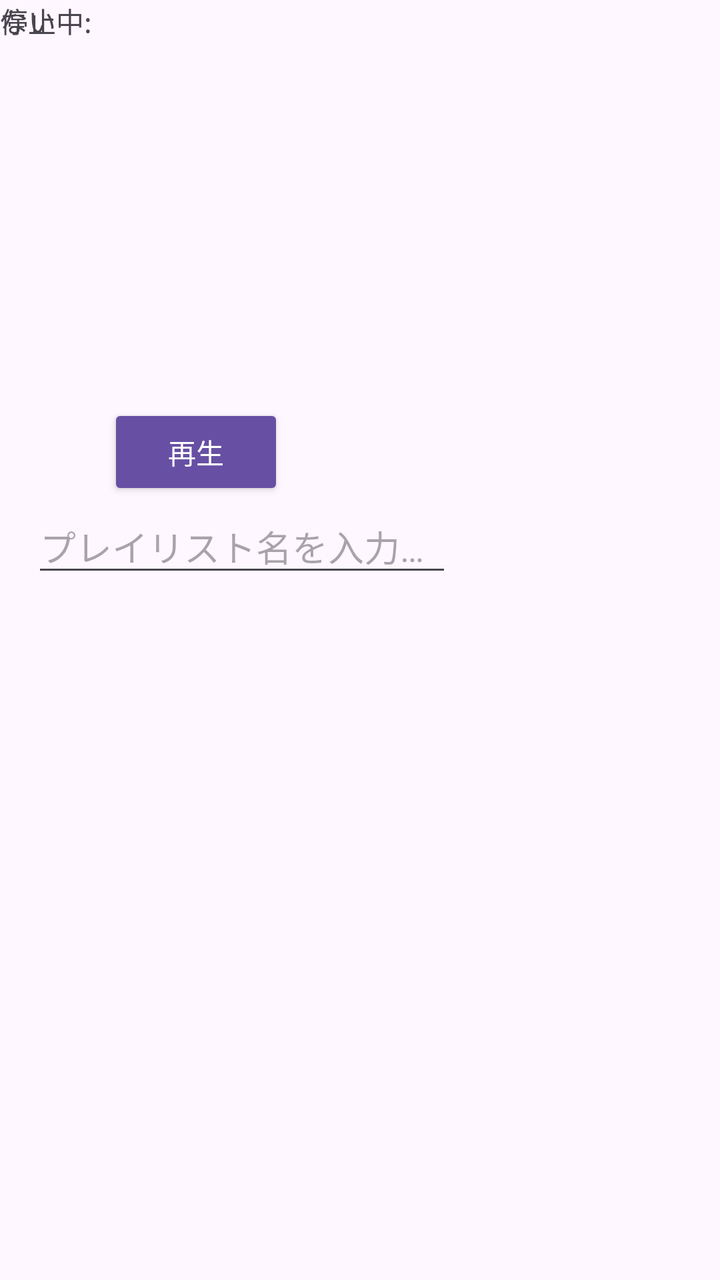
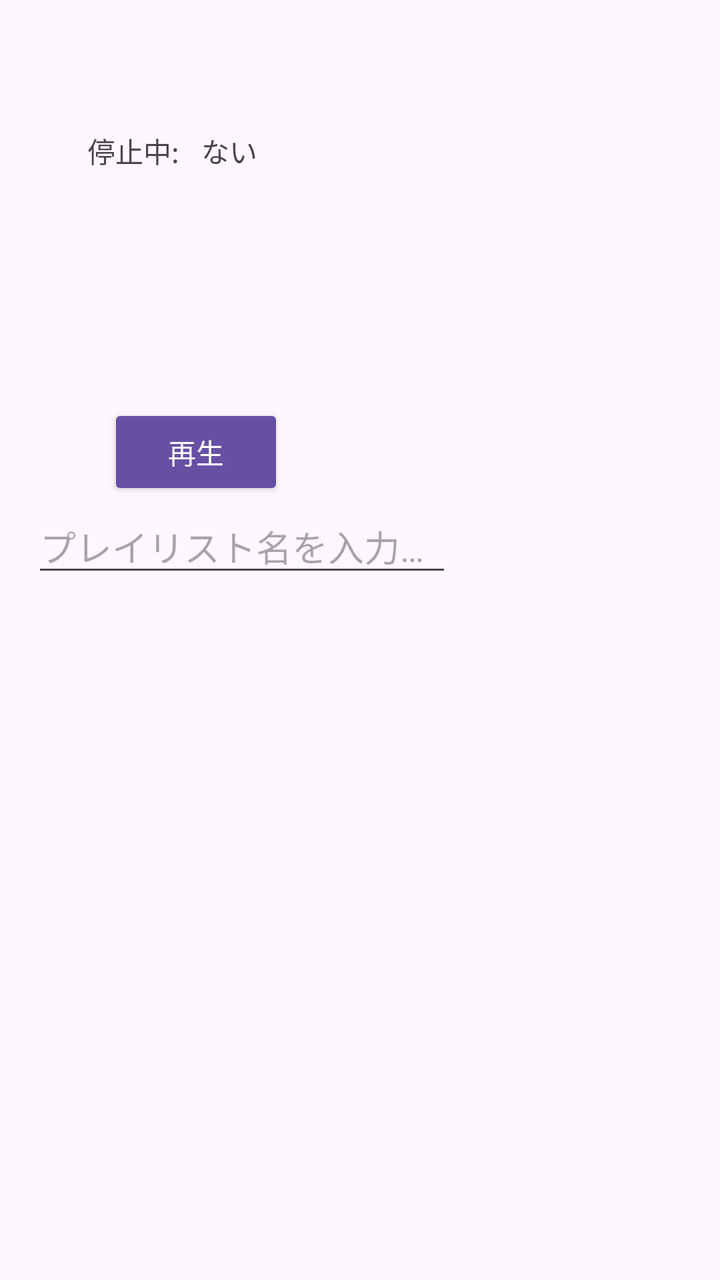

The first picture is an Android layout as it rendered before a commit; the second is the same layout after the commit. The layout source and the unified diff follow.
<!-- AndroidManifest.xml: application theme Theme.MyApplication -->
<!-- res/layout/activity_main.xml -->
<?xml version="1.0" encoding="utf-8"?>
<androidx.constraintlayout.widget.ConstraintLayout xmlns:android="http://schemas.android.com/apk/res/android"
    xmlns:app="http://schemas.android.com/apk/res-auto"
    xmlns:tools="http://schemas.android.com/tools"
    android:id="@+id/main"
    android:layout_width="match_parent"
    android:layout_height="match_parent"
    tools:context=".MainActivity" >

    <Button
        android:id="@+id/button"
        style="@style/Widget.AppCompat.Button"
        android:layout_width="wrap_content"
        android:layout_height="wrap_content"
        android:text="再生"
        app:layout_constraintBottom_toBottomOf="parent"
        app:layout_constraintEnd_toEndOf="parent"
        app:layout_constraintHorizontal_bias="0.199"
        app:layout_constraintStart_toStartOf="parent"
        app:layout_constraintTop_toTopOf="parent"
        app:layout_constraintVertical_bias="0.341" />

    <EditText
        android:id="@+id/editTextText"
        android:layout_width="wrap_content"
        android:layout_height="wrap_content"
        android:layout_marginStart="16dp"
        android:ems="10"
        android:hint="プレイリスト名を入力…"
        android:inputType="text"
        app:layout_constraintStart_toStartOf="parent"
        app:layout_constraintTop_toBottomOf="@+id/button" />

    <TextView
        android:id="@+id/textView"
        android:layout_width="wrap_content"
        android:layout_height="wrap_content"
        android:text="停止中:"
        tools:layout_editor_absoluteX="35dp"
        tools:layout_editor_absoluteY="75dp" />

    <TextView
        android:id="@+id/textView2"
        android:layout_width="159dp"
        android:layout_height="26dp"
        android:text="ない"
        tools:layout_editor_absoluteX="94dp"
        tools:layout_editor_absoluteY="75dp" />
</androidx.constraintlayout.widget.ConstraintLayout>
<!-- resources referenced by this layout -->
<resources>
  <style name="Theme.MyApplication" parent="Base.Theme.MyApplication" />
  <style name="Base.Theme.MyApplication" parent="Theme.Material3.DayNight.NoActionBar">
          
          
      </style>
</resources>

<!-- the commit's change to res/layout/activity_main.xml (unified diff, before → after) -->
@@ -36,14 +36,21 @@
         android:layout_width="wrap_content"
         android:layout_height="wrap_content"
         android:text="停止中:"
-        tools:layout_editor_absoluteX="35dp"
-        tools:layout_editor_absoluteY="75dp" />
+        app:layout_constraintBottom_toBottomOf="parent"
+        app:layout_constraintEnd_toStartOf="@+id/textView2"
+        app:layout_constraintHorizontal_bias="0.8"
+        app:layout_constraintStart_toStartOf="parent"
+        app:layout_constraintTop_toTopOf="parent"
+        app:layout_constraintVertical_bias="0.105" />
 
     <TextView
         android:id="@+id/textView2"
         android:layout_width="159dp"
         android:layout_height="26dp"
         android:text="ない"
-        tools:layout_editor_absoluteX="94dp"
-        tools:layout_editor_absoluteY="75dp" />
+        app:layout_constraintBottom_toBottomOf="parent"
+        app:layout_constraintEnd_toEndOf="parent"
+        app:layout_constraintStart_toStartOf="parent"
+        app:layout_constraintTop_toTopOf="parent"
+        app:layout_constraintVertical_bias="0.106" />
 </androidx.constraintlayout.widget.ConstraintLayout>
